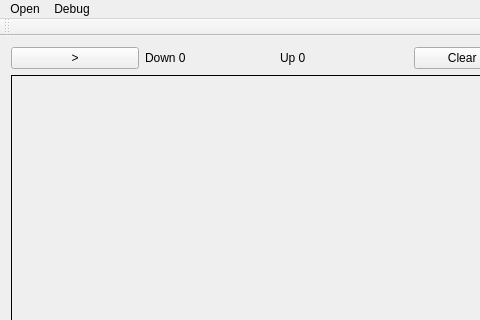
Before: the Qt Designer form Project/mainwindow.ui in Matmalecki/OpenCV-Project, drawn with Qt 5; both pictures show x 0 to 480 and y 0 to 320 of the 688 by 502 pixel window.
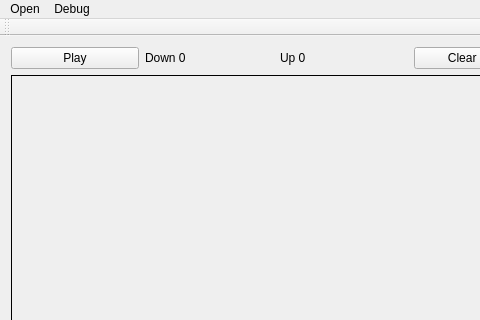
After: the same form once the commit is applied.

What changed in the file:
```diff
--- a/Project/mainwindow.ui
+++ b/Project/mainwindow.ui
@@ -30,7 +30,7 @@
     <item row="0" column="0">
      <widget class="QPushButton" name="playButton">
       <property name="text">
-       <string>&gt;</string>
+       <string>Play</string>
       </property>
      </widget>
     </item>
```
